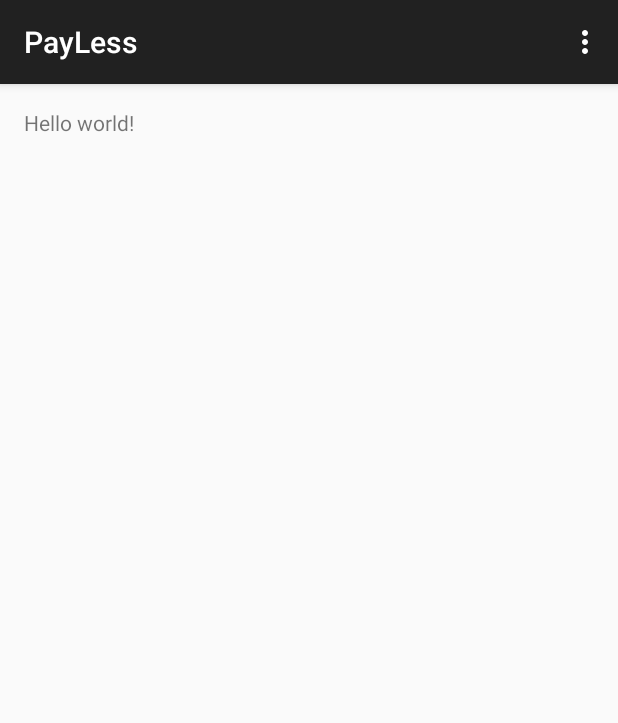
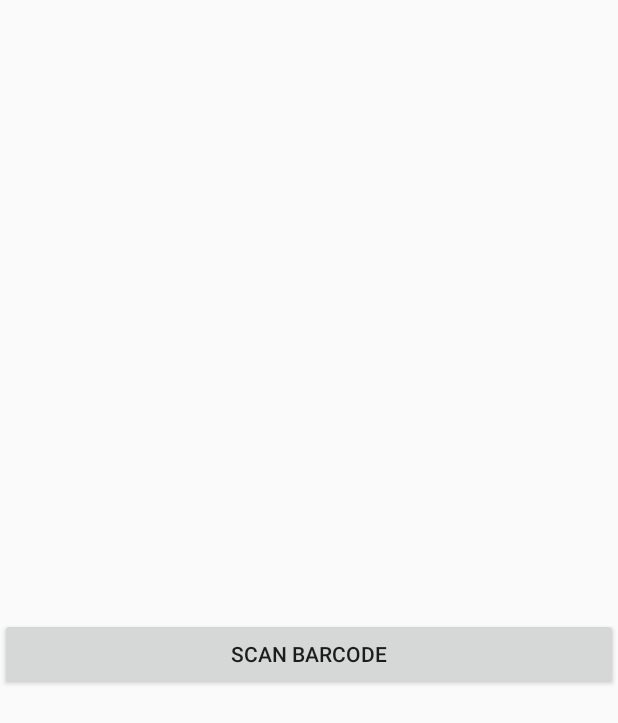
Before and after one commit to bigset1/payless, an Android app: the screen it shows after launch (MainActivity), on a phone screen of 412 x 824 dp. Shown: the top 723 px of the screen. Run offline under Robolectric (Android 15) with nearby library versions, the phone set to English and light mode, and no system bars.

Commit message:
added FragmentHelper, FragmentMain

```diff
--- /dev/null
+++ b/mobile/app/src/main/java/com/garage/payless/FragmentHelper.java
@@ -0,0 +1,18 @@
+package com.garage.payless;
+
+import android.support.v4.app.Fragment;
+import android.support.v4.app.FragmentManager;
+import android.support.v4.app.FragmentTransaction;
+
+/**
+ * Created by Paryshkura Roman on 17.04.2015.
+ */
+public class FragmentHelper {
+
+    public static void add(FragmentManager fragmentManager, Fragment fragment, int container) {
+        FragmentTransaction fragmentTransaction = fragmentManager.beginTransaction();
+        fragmentTransaction.addToBackStack(null).replace(container,
+                fragment).commit();
+    }
+
+}
--- a/mobile/app/src/main/java/com/garage/payless/MainActivity.java
+++ b/mobile/app/src/main/java/com/garage/payless/MainActivity.java
@@ -1,39 +1,23 @@
 package com.garage.payless;
 
-import android.support.v7.app.ActionBarActivity;
+import android.support.v4.app.FragmentActivity;
+import android.support.v4.app.FragmentManager;
 import android.os.Bundle;
-import android.view.Menu;
-import android.view.MenuItem;
+
+import com.garage.payless.fragment.FragmentMain;
 
 
-public class MainActivity extends ActionBarActivity {
+public class MainActivity extends FragmentActivity {
+    private FragmentManager fragmentManager = getSupportFragmentManager();
+    private FragmentMain fragmentMain;
+    public static final int FRAME_CONTAINER = R.id.activityMainContainer;
 
     @Override
     protected void onCreate(Bundle savedInstanceState) {
         super.onCreate(savedInstanceState);
         setContentView(R.layout.activity_main);
-    }
 
-
-    @Override
-    public boolean onCreateOptionsMenu(Menu menu) {
-        // Inflate the menu; this adds items to the action bar if it is present.
-        getMenuInflater().inflate(R.menu.menu_main, menu);
-        return true;
-    }
-
-    @Override
-    public boolean onOptionsItemSelected(MenuItem item) {
-        // Handle action bar item clicks here. The action bar will
-        // automatically handle clicks on the Home/Up button, so long
-        // as you specify a parent activity in AndroidManifest.xml.
-        int id = item.getItemId();
-
-        //noinspection SimplifiableIfStatement
-        if (id == R.id.action_settings) {
-            return true;
-        }
-
-        return super.onOptionsItemSelected(item);
+        fragmentMain = FragmentMain.newInstance();
+        FragmentHelper.add(fragmentManager, fragmentMain, FRAME_CONTAINER);
     }
 }
--- /dev/null
+++ b/mobile/app/src/main/java/com/garage/payless/fragment/FragmentMain.java
@@ -0,0 +1,54 @@
+package com.garage.payless.fragment;
+
+import android.os.Bundle;
+import android.support.v4.app.Fragment;
+import android.support.v4.app.FragmentManager;
+import android.view.LayoutInflater;
+import android.view.View;
+import android.view.ViewGroup;
+
+import com.garage.payless.FragmentHelper;
+import com.garage.payless.MainActivity;
+import com.garage.payless.R;
+
+public class FragmentMain extends Fragment implements View.OnClickListener{
+
+    public static FragmentMain newInstance() {
+        FragmentMain fragment = new FragmentMain();
+        Bundle args = new Bundle();
+//        args.putString(ARG_PARAM1, param1);
+//        args.putString(ARG_PARAM2, param2);
+        fragment.setArguments(args);
+        return fragment;
+    }
+
+    public FragmentMain() {
+        // Required empty public constructor
+    }
+
+    @Override
+    public void onCreate(Bundle savedInstanceState) {
+        super.onCreate(savedInstanceState);
+        if (getArguments() != null) {
+//            mParam1 = getArguments().getString(ARG_PARAM1);
+//            mParam2 = getArguments().getString(ARG_PARAM2);
+        }
+    }
+
+    @Override
+    public View onCreateView(LayoutInflater inflater, ViewGroup container,
+                             Bundle savedInstanceState) {
+        View view = inflater.inflate(R.layout.fragment_main, container, false);
+        view.findViewById(R.id.button_open_scan_barcode).setOnClickListener(this);
+        return view;
+    }
+
+    @Override
+    public void onClick(View v) {
+        switch (v.getId()) {
+            case R.id.button_open_scan_barcode:
+                FragmentHelper.add(getFragmentManager(), FragmentBarcodeScan.newInstance(), MainActivity.FRAME_CONTAINER);
+                break;
+        }
+    }
+}
--- a/mobile/app/src/main/res/layout/activity_main.xml
+++ b/mobile/app/src/main/res/layout/activity_main.xml
@@ -1,11 +1,18 @@
 <RelativeLayout xmlns:android="http://schemas.android.com/apk/res/android"
     xmlns:tools="http://schemas.android.com/tools" android:layout_width="match_parent"
-    android:layout_height="match_parent" android:paddingLeft="@dimen/activity_horizontal_margin"
-    android:paddingRight="@dimen/activity_horizontal_margin"
-    android:paddingTop="@dimen/activity_vertical_margin"
-    android:paddingBottom="@dimen/activity_vertical_margin" tools:context=".MainActivity">
+    android:layout_height="match_parent"
+    tools:context=".MainActivity">
 
-    <TextView android:text="@string/hello_world" android:layout_width="wrap_content"
-        android:layout_height="wrap_content" />
+    <!--<ImageView-->
+        <!--android:background="@drawable/map_background"-->
+        <!--android:layout_width="match_parent"-->
+        <!--android:layout_height="match_parent"-->
+        <!--android:scaleType="centerCrop" />-->
+
+    <FrameLayout
+        android:layout_marginTop="48dp"
+        android:id="@+id/activityMainContainer"
+        android:layout_width="match_parent"
+        android:layout_height="match_parent" />
 
 </RelativeLayout>
--- /dev/null
+++ b/mobile/app/src/main/res/layout/fragment_main.xml
@@ -0,0 +1,19 @@
+<RelativeLayout xmlns:android="http://schemas.android.com/apk/res/android"
+    xmlns:tools="http://schemas.android.com/tools"
+    android:layout_width="match_parent"
+    android:layout_height="match_parent"
+    tools:context="com.garage.payless.fragment.FragmentMain">
+
+    <RelativeLayout
+        android:layout_width="match_parent"
+        android:layout_height="wrap_content"
+        android:layout_centerInParent="true">
+
+        <Button
+            android:id="@+id/button_open_scan_barcode"
+            android:layout_width="match_parent"
+            android:layout_height="wrap_content"
+            android:text="@string/scan_barcode" />
+    </RelativeLayout>
+
+</RelativeLayout>
--- a/mobile/app/src/main/res/values/strings.xml
+++ b/mobile/app/src/main/res/values/strings.xml
@@ -3,4 +3,8 @@
 
     <string name="hello_world">Hello world!</string>
     <string name="action_settings">Settings</string>
+
+<!-- TODO: Remove or change this placeholder text -->
+    <string name="hello_blank_fragment">Hello blank fragment</string>
+    <string name="scan_barcode">scan barcode</string>
 </resources>
```
Also changed, not shown: mobile/app/src/main/java/com/garage/payless/fragment/FragmentBarcodeScan.java (added, +38 -0 lines), mobile/app/src/main/res/layout/fragment_barcode_scan.xml (added, +9 -0 lines).
